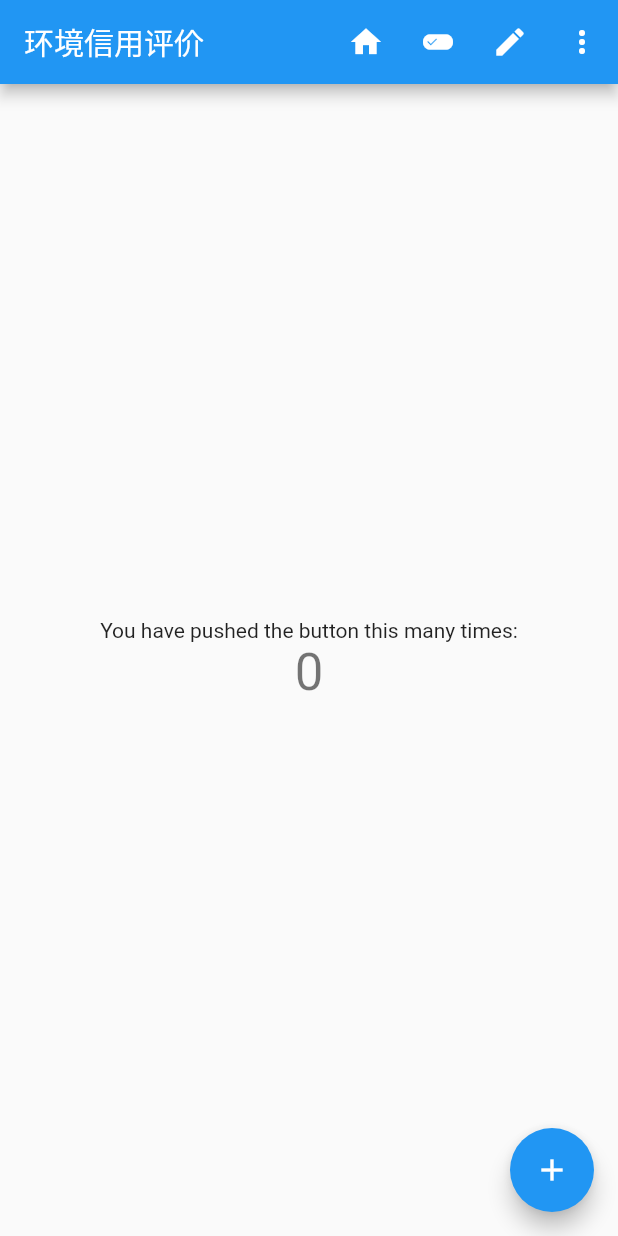
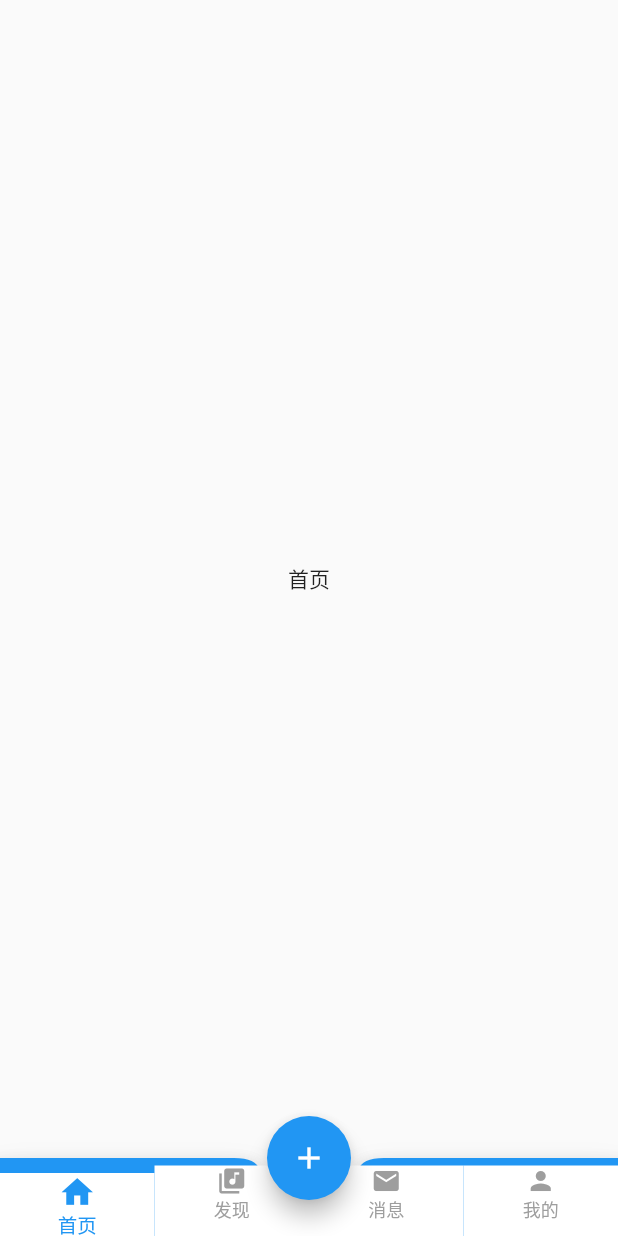
Before and after one commit to hexiekuaile/xypjweb, a Flutter app: the screen it shows after launch, on a phone screen of 412 x 824 dp. Run offline on Flutter 3.47's test engine with Material 2 defaults, Android fonts, the phone set to English and light mode, and no system bars.

Commit message:
修改成 底部导航条

```diff
--- /dev/null
+++ b/lib/childItemView.dart
@@ -0,0 +1,20 @@
+import 'package:flutter/material.dart';
+
+//子页面
+class ChildItemView extends StatefulWidget {
+  String _title;
+
+  ChildItemView(this._title);
+
+  @override
+  _ChildItemViewState createState() => _ChildItemViewState();
+}
+
+class _ChildItemViewState extends State<ChildItemView> {
+  @override
+  Widget build(BuildContext context) {
+    return Container(
+      child: Center(child: Text(widget._title)),
+    );
+  }
+}
--- a/lib/main.dart
+++ b/lib/main.dart
@@ -1,5 +1,6 @@
 import 'package:flutter/material.dart';
 import 'm.dart';
+import 'childItemView.dart';
 
 void main() => runApp(MyApp());
 
@@ -13,95 +14,137 @@ class MyApp extends StatelessWidget {
       theme: ThemeData(
         primarySwatch: Colors.blue,
       ),
-      home: MyHomePage(title: M.appName),
+      home: BotomeMenumBarPage(),
     );
   }
 }
 
-class MyHomePage extends StatefulWidget {
-  MyHomePage({Key key, this.title}) : super(key: key);
-
-  final String title;
+class BotomeMenumBarPage extends StatefulWidget {
+  BotomeMenumBarPage();
 
   @override
-  _MyHomePageState createState() => _MyHomePageState();
+  BotomeMenumBarPageState createState() => BotomeMenumBarPageState();
 }
 
-class _MyHomePageState extends State<MyHomePage> {
-  int _counter = 0;
-
-  void _incrementCounter() {
-    setState(() {
-      _counter++;
-    });
-  }
+class BotomeMenumBarPageState extends State<BotomeMenumBarPage> {
+  BotomeMenumBarPageState();
 
   @override
   Widget build(BuildContext context) {
-    return Scaffold(
-      appBar: AppBar(
-        title: Text(widget.title),
-        actions: getAppbar(context),
-      ),
-      body: Center(
-        child: Column(
-          mainAxisAlignment: MainAxisAlignment.center,
-          children: <Widget>[
-            Text(
-              'You have pushed the button this many times:',
+    return buildBottomTabScaffold();
+  }
+
+  //当前显示页面的
+  int currentIndex = 0;
+  //点击导航项是要显示的页面
+  final pages = [
+    ChildItemView("首页"),
+    ChildItemView("发现"),
+    ChildItemView("消息"),
+    ChildItemView("我的")
+  ];
+
+  Widget buildBottomTabScaffold() {
+    return SizedBox(
+        height: 100,
+        child: Scaffold(
+          //对应的页面
+          body: pages[currentIndex],
+          //appBar: AppBar(title: const Text('Bottom App Bar')),
+          //悬浮按钮的位置
+          floatingActionButtonLocation:
+              FloatingActionButtonLocation.centerDocked,
+          //悬浮按钮
+          floatingActionButton: FloatingActionButton(
+            child: const Icon(Icons.add),
+            onPressed: () {
+              print("add press ");
+            },
+          ),
+          //其他菜单栏
+          bottomNavigationBar: BottomAppBar(
+            //悬浮按钮 与其他菜单栏的结合方式
+            shape: CircularNotchedRectangle(),
+            // FloatingActionButton和BottomAppBar 之间的差距
+            notchMargin: 6.0,
+            color: Colors.blue,
+            child: Row(
+              mainAxisSize: MainAxisSize.max,
+              mainAxisAlignment: MainAxisAlignment.spaceAround,
+              children: <Widget>[
+                buildBotomItem(currentIndex, 0, Icons.home, "首页"),
+                buildBotomItem(currentIndex, 1, Icons.library_music, "发现"),
+                //buildBotomItem(currentIndex, -1, null, "发现"),
+                buildBotomItem(currentIndex, 2, Icons.email, "消息"),
+                buildBotomItem(currentIndex, 3, Icons.person, "我的"),
+              ],
             ),
-            Text(
-              '$_counter',
-              style: Theme.of(context).textTheme.display1,
+          ),
+        ));
+  }
+
+// ignore: slash_for_doc_comments
+  /**
+  * @param selectIndex 当前选中的页面
+  * @param index 每个条目对应的角标
+  * @param iconData 每个条目对就的图标
+  * @param title 每个条目对应的标题
+  */
+  buildBotomItem(int selectIndex, int index, IconData iconData, String title) {
+    //未选中状态的样式
+    TextStyle textStyle = TextStyle(fontSize: 12.0, color: Colors.grey);
+    MaterialColor iconColor = Colors.grey;
+    double iconSize = 20;
+    EdgeInsetsGeometry padding = EdgeInsets.only(top: 5.0);
+
+    if (selectIndex == index) {
+      //选中状态的文字样式
+      textStyle = TextStyle(fontSize: 13.0, color: Colors.blue);
+      //选中状态的按钮样式
+      iconColor = Colors.blue;
+      iconSize = 25;
+      padding = EdgeInsets.only(top: 10.0);
+    }
+    Widget padItem = SizedBox();
+    if (iconData != null) {
+      padItem = Padding(
+        padding: padding,
+        child: Container(
+          color: Colors.white,
+          child: Center(
+            child: Column(
+              children: <Widget>[
+                Icon(
+                  iconData,
+                  color: iconColor,
+                  size: iconSize,
+                ),
+                Text(
+                  title,
+                  style: textStyle,
+                )
+              ],
             ),
-          ],
+          ),
+        ),
+      );
+    }
+    Widget item = Expanded(
+      flex: 1,
+      child: new GestureDetector(
+        onTap: () {
+          if (index != currentIndex) {
+            setState(() {
+              currentIndex = index;
+            });
+          }
+        },
+        child: SizedBox(
+          height: 52,
+          child: padItem,
         ),
       ),
-      floatingActionButton: FloatingActionButton(
-        onPressed: _incrementCounter,
-        tooltip: 'Increment',
-        child: Icon(Icons.add),
-      ), // This trailing comma makes auto-formatting nicer for build methods.
     );
+    return item;
   }
 }
-
-List<Widget> getAppbar(BuildContext context) {
-  return <Widget>[
-    new IconButton(
-      tooltip: M.home,
-      onPressed: () {
-        Navigator.popUntil(context, ModalRoute.withName("#"));
-      },
-      icon: Icon(Icons.home),
-    ),
-    IconButton(
-        icon: Icon(Icons.edit_attributes), tooltip: M.pjbz, onPressed: () {}),
-    IconButton(icon: Icon(Icons.edit), tooltip: M.pj, onPressed: () {}),
-    PopupMenuButton<String>(
-        itemBuilder: (BuildContext context) => <PopupMenuItem<String>>[
-              PopupMenuItem<String>(
-                  value: "pj",
-                  child: ListTile(
-                    leading: Icon(Icons.account_circle),
-                    title: Text(M.pj),
-                  )),
-              PopupMenuItem<String>(
-                  value: "PJJG",
-                  child: ListTile(
-                    leading: Icon(Icons.add_to_queue),
-                    title: Text(M.pjjg),
-                  )),
-            ],
-        onSelected: (String action) {
-          switch (action) {
-            case "pj":
-              // do nothing
-              break;
-            case "pjjg":
-              // do nothing
-              break;
-          }
-        })
-  ];
-}
```
Also changed, not shown: 4 other files.
